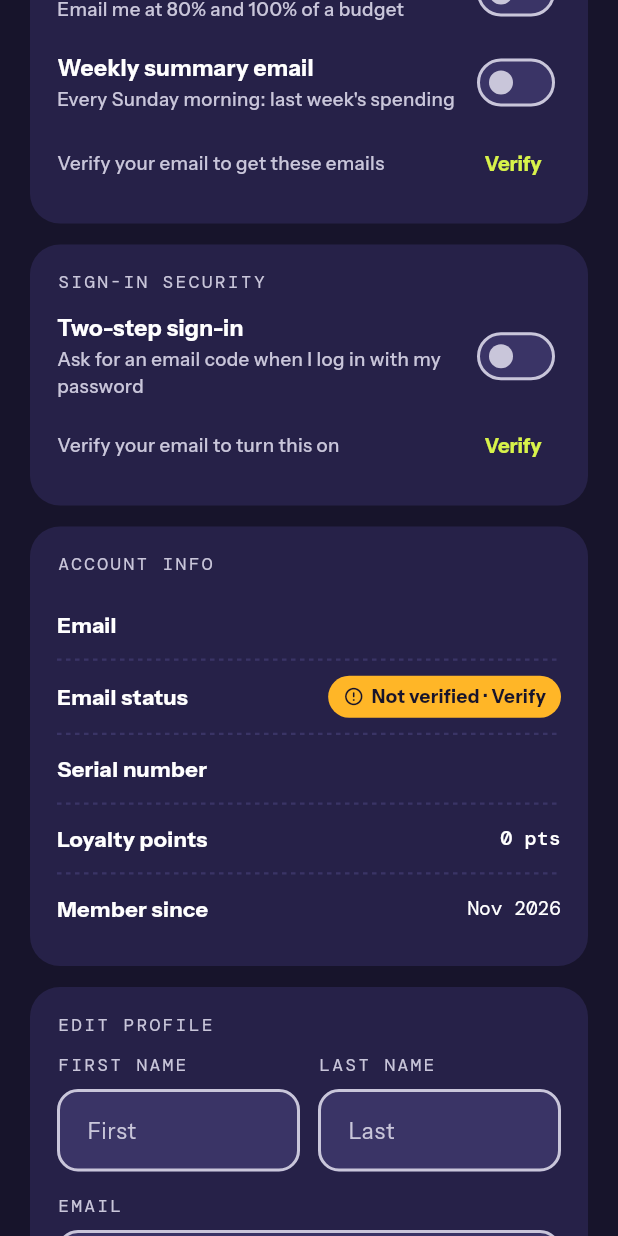
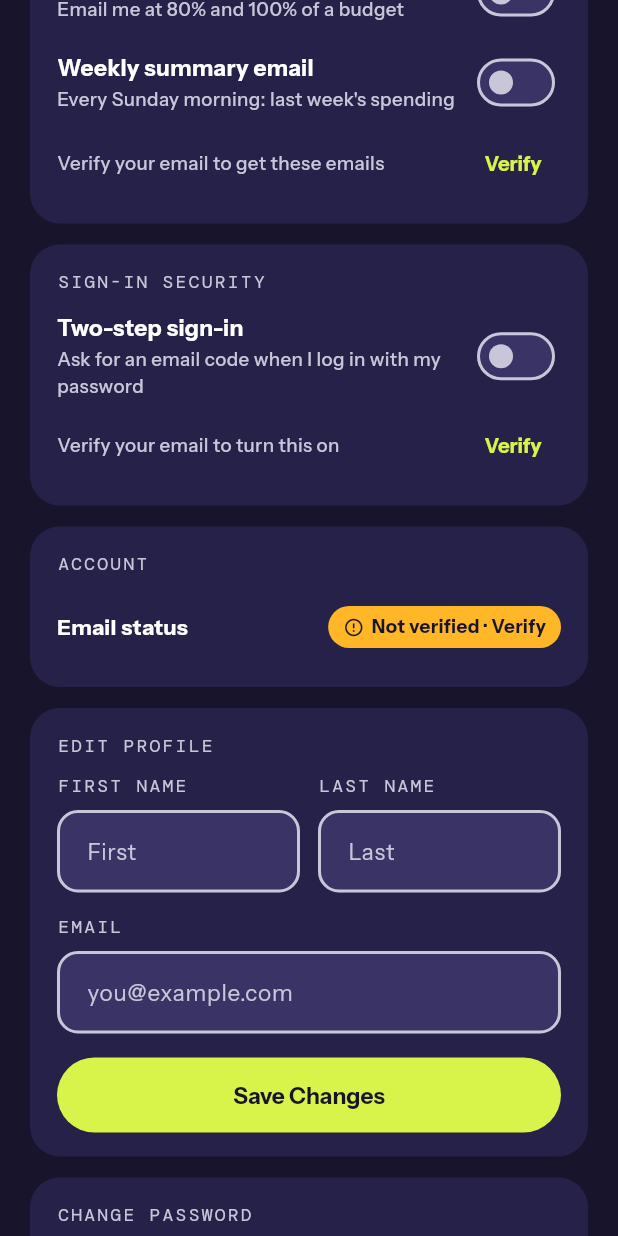
Before and after one commit to obadanedalaasadaqa-star/GP1-9, a Flutter app: the ProfileScreen screen opened directly, scrolled down 576 dp, on a phone screen of 412 x 824 dp. Run offline on Flutter 3.47's test engine with Material 3 defaults, Android fonts, the phone set to English and light mode, and no system bars; our stand-ins replace fl_chart, google_fonts, qr_flutter, shared_preferences, socket_io_client; accounts and stored records are empty.

Commit message:
style(design): FINDING-005 — drop profile rows the member card already shows; title-case the name

```diff
--- a/flutter_app/lib/screens/profile_screen.dart
+++ b/flutter_app/lib/screens/profile_screen.dart
@@ -263,7 +263,7 @@ class _ProfileScreenState extends State<ProfileScreen> {
                             child: Column(
                               crossAxisAlignment: CrossAxisAlignment.start,
                               children: [
-                                Text(user.name,
+                                Text(_titleCase(user.name),
                                   maxLines: 1, overflow: TextOverflow.ellipsis,
                                   style: NxType.display(22, color: Colors.white)),
                                 Text(user.email,
@@ -336,20 +336,10 @@ class _ProfileScreenState extends State<ProfileScreen> {
               _card(
                 surface: surface, border: border,
                 children: [
-                  _sectionTitle('ACCOUNT INFO', textMuted),
-                  _row('Email', user.email,
-                    textMuted: textMuted, textPrimary: textPrimary, border: border),
-                  _emailStatusRow(user.emailVerified, textMuted: textMuted),
-                  _row('Serial number', user.serialNumber,
-                    textMuted: textMuted, textPrimary: textPrimary, border: border,
-                    valueStyle: NxType.mono(13, color: textPrimary,
-                      weight: FontWeight.w500)),
-                  _row('Loyalty points', '${formatPoints(user.loyaltyPoints)} pts',
-                    textMuted: textMuted, textPrimary: textPrimary, border: border,
-                    valueStyle: NxType.mono(13.5, color: textPrimary,
-                      weight: FontWeight.w500)),
-                  _row('Member since', _formatDate(user.createdAt),
-                    textMuted: textMuted, textPrimary: textPrimary, border: border,
+                  _sectionTitle('ACCOUNT', textMuted),
+                  // Email, serial, points and member-since are on the member
+                  // card above; only the verification status lives here.
+                  _emailStatusRow(user.emailVerified, textMuted: textMuted,
                     last: true),
                 ],
               ),
@@ -532,7 +522,7 @@ class _ProfileScreenState extends State<ProfileScreen> {
     required List<Widget> children,
   }) => NxProfileCard(children: children);
 
-  Widget _emailStatusRow(bool verified, {required Color textMuted}) => Column(children: [
+  Widget _emailStatusRow(bool verified, {required Color textMuted, bool last = false}) => Column(children: [
     Padding(
       padding: const EdgeInsets.symmetric(vertical: 10),
       child: Row(
@@ -550,7 +540,7 @@ class _ProfileScreenState extends State<ProfileScreen> {
         ],
       ),
     ),
-    const NxRowDivider(),
+    if (!last) const NxRowDivider(),
   ]);
 
   Widget _chip(IconData icon, String label, Color color) => Container(
@@ -633,34 +623,11 @@ class _ProfileScreenState extends State<ProfileScreen> {
     child: Text(t, style: NxType.label(textMuted)),
   );
 
-  Widget _row(
-    String label, String value, {
-    required Color textMuted,
-    required Color textPrimary,
-    required Color border,
-    TextStyle? valueStyle,
-    bool last = false,
-  }) =>
-    Column(children: [
-      Padding(
-        padding: const EdgeInsets.symmetric(vertical: 12),
-        child: Row(
-          mainAxisAlignment: MainAxisAlignment.spaceBetween,
-          children: [
-            Text(label, style: NxType.body(14.5,
-              weight: FontWeight.w700, color: textPrimary)),
-            const SizedBox(width: 12),
-            Flexible(
-              child: Text(value,
-                textAlign: TextAlign.right,
-                overflow: TextOverflow.ellipsis,
-                style: valueStyle ?? NxType.mono(13, color: textPrimary)),
-            ),
-          ],
-        ),
-      ),
-      if (!last) const NxRowDivider(),
-    ]);
+  /// "obada sadaqa" → "Obada Sadaqa" for display (the stored name is unchanged).
+  static String _titleCase(String s) => s
+      .split(' ')
+      .map((w) => w.isEmpty ? w : w[0].toUpperCase() + w.substring(1))
+      .join(' ');
 
   String _formatDate(DateTime d) {
     const m = ['Jan','Feb','Mar','Apr','May','Jun',
```
